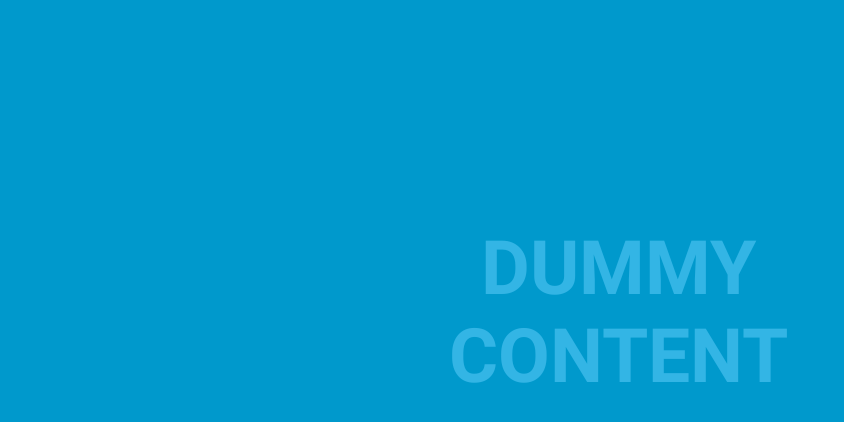
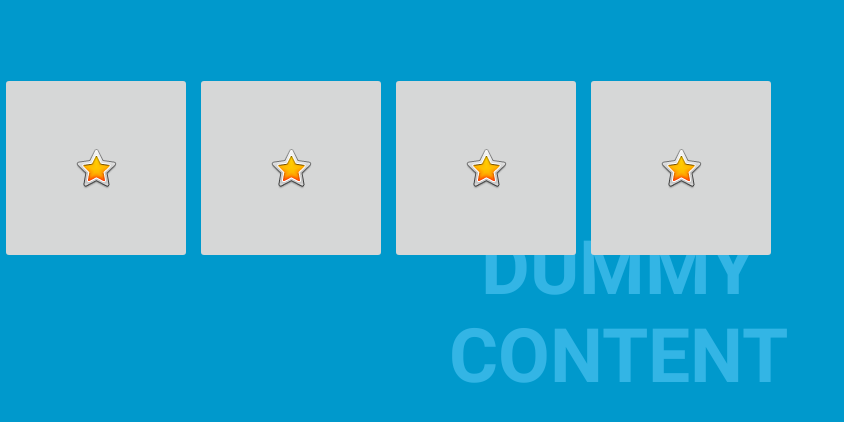
Before and after one commit to rplante/PeriodicPocket, an Android app: the screen it shows after launch (TableActivity), on a phone screen of 824 x 412 dp (held sideways). Shown: the top 422 px of the screen, without its empty margins (0-844 px from the left). Run offline under Robolectric (Android 15) with nearby library versions, the phone set to English and light mode, and no system bars.

Commit message:
Added sub-table activities and basic functionality for calling database info based on what element in table was clicked

```diff
--- a/app/src/main/java/com/rachelplante/periodicpocket/DatabaseHandler.java
+++ b/app/src/main/java/com/rachelplante/periodicpocket/DatabaseHandler.java
@@ -78,7 +78,10 @@ public class DatabaseHandler extends SQLiteOpenHelper {
         SQLiteDatabase db = this.getReadableDatabase();
         Element element;
 
+        Log.d("DBHandler.getElement :", "Value of eName = " + eName);
         Cursor cursor = db.rawQuery("SELECT * FROM " + TABLE_ELEMENTS + " WHERE " + PK_NAME + " = \"" + eName + "\"", null);
+        if(cursor == null)
+            Log.d("DBHandler.getElement :", "Value of cursor is null");
         if(cursor != null && cursor.moveToFirst()) {
             element = new Element(cursor.getString(0),
                     cursor.getString(1),
@@ -104,7 +107,7 @@ public class DatabaseHandler extends SQLiteOpenHelper {
         String countQuery = "SELECT * FROM " + TABLE_ELEMENTS;
         SQLiteDatabase db = this.getReadableDatabase();
         Cursor cursor = db.rawQuery(countQuery, null);
-        cursor.close();
+        //cursor.close();
 
         return cursor.getCount();
     }
--- a/app/src/main/java/com/rachelplante/periodicpocket/Family.java
+++ b/app/src/main/java/com/rachelplante/periodicpocket/Family.java
@@ -1,16 +1,10 @@
 package com.rachelplante.periodicpocket;
 
 public enum Family {
-    ALKALI_METAL (0), ALKALINE_EARTH_METAL (1), LANTHANIDE (2),
-    ACTINIDE (3), TRANSITION_METAL (4), POST_TRANSITION_METAL (5),
-    METALLOID (6), POLYATOMIC_NONMETAL (7), DIATOMIC_NONMETAL (8),
-    NOBLE_GAS (9), UNKNOWN (-1);
-
-    private final int family;
-
-    Family(int i) {
-        this.family = i;
-    }
+    ALKALI_METAL, ALKALINE_EARTH_METAL, LANTHANIDE,
+    ACTINIDE, TRANSITION_METAL, POST_TRANSITION_METAL,
+    METALLOID, POLYATOMIC_NONMETAL, DIATOMIC_NONMETAL,
+    NOBLE_GAS, UNKNOWN;
 
     @Override
     public String toString(){
--- a/app/src/main/java/com/rachelplante/periodicpocket/TableActivity.java
+++ b/app/src/main/java/com/rachelplante/periodicpocket/TableActivity.java
@@ -2,18 +2,27 @@ package com.rachelplante.periodicpocket;
 
 import android.annotation.SuppressLint;
 import android.content.Intent;
+import android.media.Image;
 import android.support.v7.app.ActionBar;
 import android.support.v7.app.AppCompatActivity;
 import android.os.Bundle;
 import android.os.Handler;
 import android.view.MotionEvent;
 import android.view.View;
+import android.widget.ImageButton;
 
 /**
  * An example full-screen activity that shows and hides the system UI (i.e.
  * status bar and navigation/system bar) with user interaction.
  */
 public class TableActivity extends AppCompatActivity {
+    public static DatabaseHandler db;
+
+    private ImageButton bToEarthMetals;
+    private ImageButton bToMetals;
+    private ImageButton bToNonmetals;
+    private ImageButton bToRareMetals;
+
     /**
      * Whether or not the system UI should be auto-hidden after
      * {@link #AUTO_HIDE_DELAY_MILLIS} milliseconds.
@@ -94,6 +103,42 @@ public class TableActivity extends AppCompatActivity {
         mControlsView = findViewById(R.id.fullscreen_content_controls);
         mContentView = findViewById(R.id.fullscreen_content);
 
+        db = new DatabaseHandler(this);
+        PopulateDatabaseActivity.populateDatabase(db);
+
+        bToEarthMetals = findViewById(R.id.toEarthMetals);
+        bToMetals = findViewById(R.id.toMetals);
+        bToNonmetals = findViewById(R.id.toNonmetals);
+        bToRareMetals = findViewById(R.id.toRareMetals);
+
+        bToEarthMetals.setOnClickListener(new View.OnClickListener() {
+            @Override
+            public void onClick(View view) {
+                launchSectionEarthMetals(view);
+            }
+        });
+
+        bToMetals.setOnClickListener(new View.OnClickListener() {
+            @Override
+            public void onClick(View view) {
+                launchSectionMetals(view);
+            }
+        });
+
+        bToNonmetals.setOnClickListener(new View.OnClickListener() {
+            @Override
+            public void onClick(View view) {
+                launchSectionNonmetals(view);
+            }
+        });
+
+        bToRareMetals.setOnClickListener(new View.OnClickListener() {
+            @Override
+            public void onClick(View view) {
+                launchSectionRareMetals(view);
+            }
+        });
+
 
         // Set up the user interaction to manually show or hide the system UI.
         mContentView.setOnClickListener(new View.OnClickListener() {
@@ -164,6 +209,27 @@ public class TableActivity extends AppCompatActivity {
 
     public void loadElement(View view) {
         Intent intent = new Intent(this, ElementActivity.class);
+        intent.putExtra("elementName", "Hydrogen");
+        startActivity(intent);
+    }
+
+    public void launchSectionEarthMetals(View view) {
+        Intent intent = new Intent(this, EarthMetalsActivity.class);
+        startActivity(intent);
+    }
+
+    public void launchSectionMetals(View view) {
+        Intent intent = new Intent(this, MetalsActivity.class);
+        startActivity(intent);
+    }
+
+    public void launchSectionNonmetals(View view) {
+        Intent intent = new Intent(this, NonmetalsActivity.class);
+        startActivity(intent);
+    }
+
+    public void launchSectionRareMetals(View view) {
+        Intent intent = new Intent(this, RareMetalsActivity.class);
         startActivity(intent);
     }
 }
--- a/app/src/main/res/layout/activity_element.xml
+++ b/app/src/main/res/layout/activity_element.xml
@@ -17,7 +17,7 @@
         app:layout_constraintTop_toTopOf="parent"
         app:srcCompat="@drawable/hydrogen"
         android:contentDescription="@string/element_symbol"
-        android:onClick="loadInfo"/>
+        />
 
     <TextView
         android:id="@+id/elementName"
--- a/app/src/main/res/layout/activity_table.xml
+++ b/app/src/main/res/layout/activity_table.xml
@@ -1,4 +1,5 @@
 <FrameLayout xmlns:android="http://schemas.android.com/apk/res/android"
+    xmlns:app="http://schemas.android.com/apk/res-auto"
     xmlns:tools="http://schemas.android.com/tools"
     android:layout_width="match_parent"
     android:layout_height="match_parent"
@@ -53,6 +54,33 @@
                 android:onClick="loadElement"/>
 
         </LinearLayout>
+
+        <ImageButton
+            android:id="@+id/toEarthMetals"
+            android:layout_width="128dp"
+            android:layout_height="128dp"
+            app:srcCompat="@android:drawable/btn_star_big_on" />
+        <ImageButton
+            android:id="@+id/toMetals"
+            android:layout_width="128dp"
+            android:layout_height="128dp"
+            android:layout_marginStart="130dp"
+            app:srcCompat="@android:drawable/btn_star_big_on" />
+
+        <ImageButton
+            android:id="@+id/toNonmetals"
+            android:layout_width="128dp"
+            android:layout_height="128dp"
+            android:layout_marginStart="260dp"
+            app:srcCompat="@android:drawable/btn_star_big_on" />
+
+        <ImageButton
+            android:id="@+id/toRareMetals"
+            android:layout_width="128dp"
+            android:layout_height="128dp"
+            android:layout_marginStart="390dp"
+            app:srcCompat="@android:drawable/btn_star_big_on" />
+
     </FrameLayout>
 
 </FrameLayout>
--- a/app/src/main/res/values/strings.xml
+++ b/app/src/main/res/values/strings.xml
@@ -32,4 +32,6 @@
     <string name="family_diatomic">Diatomic Nonmetal</string>
     <string name="family_noble">Noble Gas</string>
     <string name="family_unknown">Unknown</string>
+
+    <string name="Section">Section</string>
 </resources>
```
Also changed, not shown: app/src/main/AndroidManifest.xml (+5 -2 lines), app/src/main/java/com/rachelplante/periodicpocket/EarthMetalsActivity.java (added, +13 -0 lines), app/src/main/java/com/rachelplante/periodicpocket/Element.java (+32 -28 lines), app/src/main/java/com/rachelplante/periodicpocket/ElementActivity.java (+15 -7 lines), app/src/main/java/com/rachelplante/periodicpocket/MetalsActivity.java (added, +13 -0 lines), app/src/main/java/com/rachelplante/periodicpocket/NonmetalsActivity.java (added, +13 -0 lines), app/src/main/java/com/rachelplante/periodicpocket/RareMetalsActivity.java (added, +13 -0 lines), app/src/main/java/com/rachelplante/periodicpocket/State.java (+1 -7 lines), app/src/main/res/layout/activity_earth_metals.xml (added, +18 -0 lines), app/src/main/res/layout/activity_metals.xml (added, +19 -0 lines), app/src/main/res/layout/activity_nonmetals.xml (added, +19 -0 lines), app/src/main/res/layout/activity_rare_metals.xml (added, +19 -0 lines).
